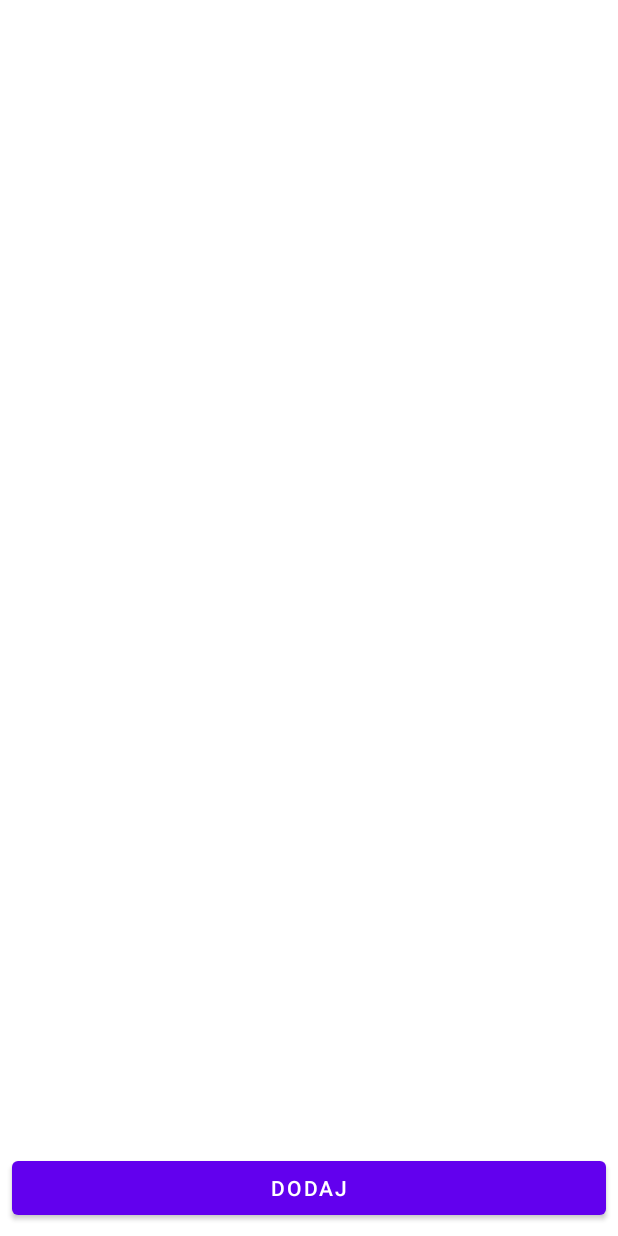
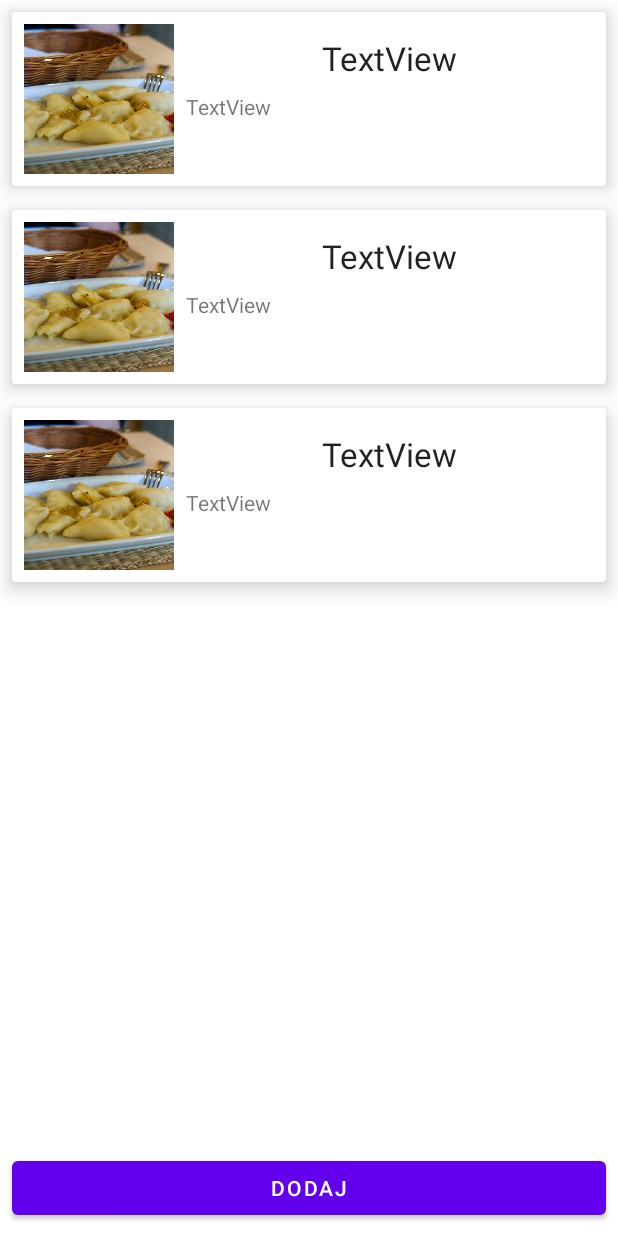
Before and after one commit to s19191/PRM, an Android app: the layout activity_main.xml on its own in the app's theme, with its tools: preview values and no code run, on a phone screen of 412 x 824 dp. Run offline under Robolectric (Android 15) with nearby library versions, the phone set to English and light mode, and no system bars.

Commit message:
dodana lista

```diff
--- a/Pysznepja/app/build.gradle
+++ b/Pysznepja/app/build.gradle
@@ -41,6 +41,8 @@ dependencies {
     implementation "org.jetbrains.kotlin:kotlin-stdlib:$kotlin_version"
     implementation 'androidx.core:core-ktx:1.3.2'
     implementation 'androidx.appcompat:appcompat:1.2.0'
+//    implementation 'androidx.activity:activity-ktx:1.2.2'
+//    implementation 'androidx.fragment:fragment-ktx:1.2.2'
     implementation 'com.google.android.material:material:1.3.0'
     implementation 'androidx.constraintlayout:constraintlayout:2.0.4'
     testImplementation 'junit:junit:4.+'
--- a/Pysznepja/app/src/main/java/pl/edu/pja/pysznepja/ImageAdapter.kt
+++ b/Pysznepja/app/src/main/java/pl/edu/pja/pysznepja/adapter/ImageAdapter.kt
@@ -1,4 +1,4 @@
-package pl.edu.pja.pysznepja
+package pl.edu.pja.pysznepja.adapter
 
 import android.graphics.drawable.Drawable
 import android.view.LayoutInflater
--- a/Pysznepja/app/src/main/res/layout/activity_add.xml
+++ b/Pysznepja/app/src/main/res/layout/activity_add.xml
@@ -74,6 +74,7 @@
         android:layout_height="wrap_content"
         android:layout_marginTop="16dp"
         android:layout_marginEnd="8dp"
+        android:onClick="onSave"
         android:text="Zapisz"
         app:layout_constraintEnd_toEndOf="parent"
         app:layout_constraintTop_toBottomOf="@+id/images" />
--- a/Pysznepja/app/src/main/res/layout/activity_main.xml
+++ b/Pysznepja/app/src/main/res/layout/activity_main.xml
@@ -17,4 +17,16 @@
         app:layout_constraintBottom_toBottomOf="parent"
         app:layout_constraintEnd_toEndOf="parent"
         app:layout_constraintStart_toStartOf="parent" />
+
+    <androidx.recyclerview.widget.RecyclerView
+        android:id="@+id/dishlist"
+        android:layout_width="0dp"
+        android:layout_height="0dp"
+        app:layout_constraintBottom_toTopOf="@+id/button"
+        app:layout_constraintEnd_toEndOf="parent"
+        app:layout_constraintHorizontal_bias="0.0"
+        app:layout_constraintStart_toStartOf="parent"
+        app:layout_constraintTop_toTopOf="parent"
+        app:layout_constraintVertical_bias="0.0"
+        tools:listitem="@layout/item_dish" />
 </androidx.constraintlayout.widget.ConstraintLayout>
--- /dev/null
+++ b/Pysznepja/app/src/main/res/layout/item_dish.xml
@@ -0,0 +1,48 @@
+<?xml version="1.0" encoding="utf-8"?>
+<androidx.cardview.widget.CardView xmlns:android="http://schemas.android.com/apk/res/android"
+    xmlns:app="http://schemas.android.com/apk/res-auto"
+    xmlns:tools="http://schemas.android.com/tools"
+    android:layout_width="match_parent"
+    android:layout_height="wrap_content"
+    android:layout_margin="8dp"
+    app:cardElevation="8dp">
+
+    <androidx.constraintlayout.widget.ConstraintLayout
+        android:layout_width="match_parent"
+        android:layout_height="wrap_content">
+
+        <ImageView
+            android:id="@+id/photo"
+            android:layout_width="100dp"
+            android:layout_height="100dp"
+            android:layout_marginStart="8dp"
+            android:layout_marginTop="8dp"
+            android:layout_marginBottom="8dp"
+            android:scaleType="centerCrop"
+            app:layout_constraintBottom_toBottomOf="parent"
+            app:layout_constraintStart_toStartOf="parent"
+            app:layout_constraintTop_toTopOf="parent"
+            app:srcCompat="@drawable/pierogi" />
+
+        <TextView
+            android:id="@+id/name"
+            android:layout_width="wrap_content"
+            android:layout_height="wrap_content"
+            android:layout_marginTop="8dp"
+            android:text="TextView"
+            android:textAppearance="@style/TextAppearance.AppCompat.Large"
+            app:layout_constraintEnd_toEndOf="parent"
+            app:layout_constraintStart_toEndOf="@+id/photo"
+            app:layout_constraintTop_toTopOf="@+id/photo" />
+
+        <TextView
+            android:id="@+id/ingredients"
+            android:layout_width="wrap_content"
+            android:layout_height="wrap_content"
+            android:layout_marginStart="8dp"
+            android:layout_marginTop="8dp"
+            android:text="TextView"
+            app:layout_constraintStart_toEndOf="@+id/photo"
+            app:layout_constraintTop_toBottomOf="@+id/name" />
+    </androidx.constraintlayout.widget.ConstraintLayout>
+</androidx.cardview.widget.CardView>
```
Also changed, not shown: Pysznepja/app/src/main/java/pl/edu/pja/pysznepja/AddActivity.kt (+40 -8 lines), Pysznepja/app/src/main/java/pl/edu/pja/pysznepja/MainActivity.kt (+51 -3 lines), Pysznepja/app/src/main/java/pl/edu/pja/pysznepja/Shared.kt (added, +7 -0 lines), Pysznepja/app/src/main/java/pl/edu/pja/pysznepja/adapter/DishAdapter.kt (added, +40 -0 lines), Pysznepja/app/src/main/java/pl/edu/pja/pysznepja/model/Dish.kt (added, +9 -0 lines).
